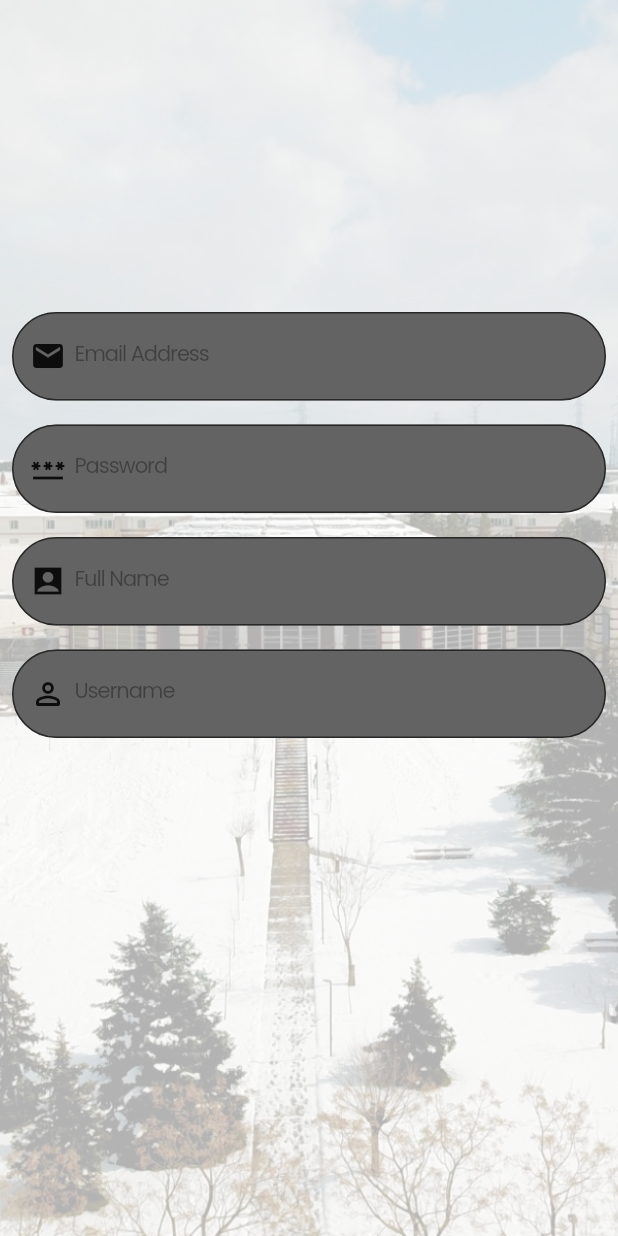
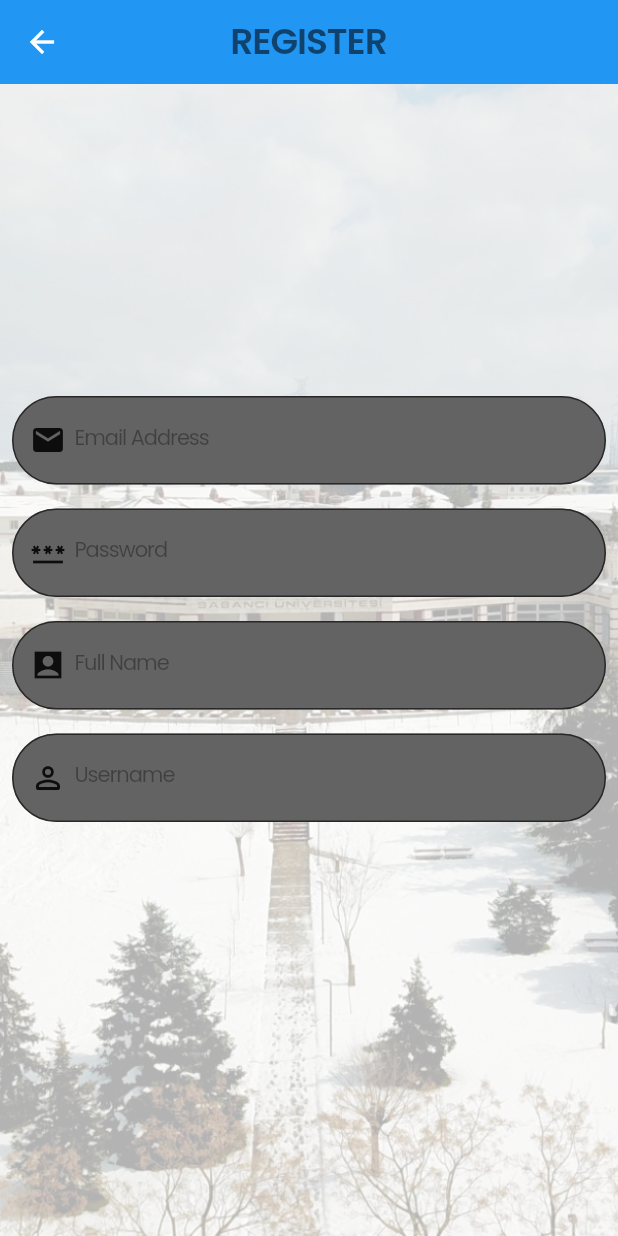
Before and after one commit to alptuzun/Flutter-Social-Media-App, a Flutter app: the Register screen opened by its route, on a phone screen of 412 x 824 dp. Run offline on Flutter 3.47's test engine with Material 2 defaults, Android fonts, the phone set to English and light mode, and no system bars; our stand-ins replace email_validator, google_fonts.

Commit message:
added feed and image and changed the register.dart added a appbar to go back

```diff
--- a/lib/routes/register.dart
+++ b/lib/routes/register.dart
@@ -98,6 +98,15 @@ class _RegisterState extends State<Register> {
       ),
       child: SafeArea(
         child: Scaffold(
+          appBar: AppBar(
+            title: Text(
+              'REGISTER',
+              style: Styles.appBarTitleTextStyle,
+            ),
+            backgroundColor: Colors.blue,
+            centerTitle: true,
+            elevation: 0.0,
+          ),
           backgroundColor: Colors.transparent,
           body: SingleChildScrollView(
             physics: const NeverScrollableScrollPhysics(),
```
Also changed, not shown: lib/routes/feed.dart (added, +20 -0 lines), lib/routes/home_view.dart (+14 -0 lines), assets/images/muhammed_ali.jpeg (added), pubspec.lock.
